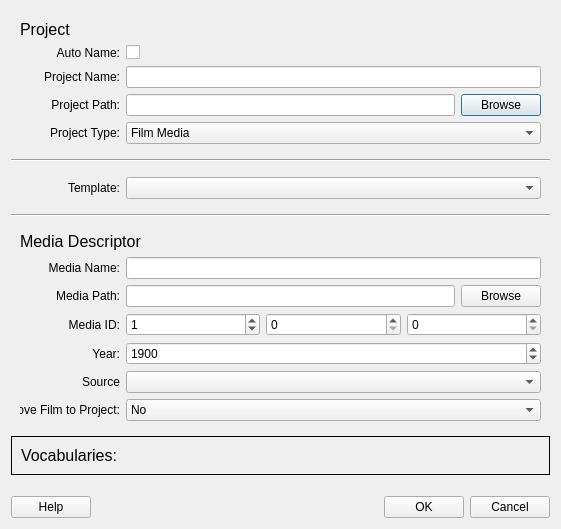
First picture: the form in qt_ui/DialogNewProject.ui, repository FilmColors/VIAN, before the edit.
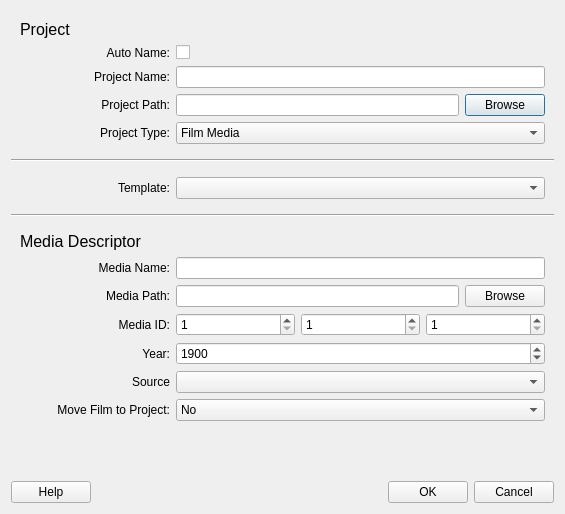
Second picture: the form after the edit.

Commit message: Fixed VIAN Templates and Project Dialog

The edit to the form file:
```diff
--- a/qt_ui/DialogNewProject.ui
+++ b/qt_ui/DialogNewProject.ui
@@ -6,8 +6,8 @@
    <rect>
     <x>0</x>
     <y>0</y>
-    <width>561</width>
-    <height>529</height>
+    <width>565</width>
+    <height>514</height>
    </rect>
   </property>
   <property name="sizePolicy">
@@ -44,10 +44,16 @@
            <widget class="QLabel" name="label_7">
             <property name="minimumSize">
              <size>
-              <width>100</width>
+              <width>150</width>
               <height>0</height>
              </size>
             </property>
+            <property name="maximumSize">
+             <size>
+              <width>300</width>
+              <height>16777215</height>
+             </size>
+            </property>
             <property name="text">
              <string>Auto Name:</string>
             </property>
@@ -77,10 +83,16 @@
            <widget class="QLabel" name="projectNameLabel">
             <property name="minimumSize">
              <size>
-              <width>100</width>
+              <width>150</width>
               <height>0</height>
              </size>
             </property>
+            <property name="maximumSize">
+             <size>
+              <width>300</width>
+              <height>16777215</height>
+             </size>
+            </property>
             <property name="text">
              <string>Project Name:</string>
             </property>
@@ -100,10 +112,16 @@
            <widget class="QLabel" name="projectPathLabel">
             <property name="minimumSize">
              <size>
-              <width>100</width>
+              <width>150</width>
               <height>0</height>
              </size>
             </property>
+            <property name="maximumSize">
+             <size>
+              <width>300</width>
+              <height>16777215</height>
+             </size>
+            </property>
             <property name="text">
              <string>Project Path:</string>
             </property>
@@ -136,10 +154,16 @@
             </property>
             <property name="minimumSize">
              <size>
-              <width>100</width>
+              <width>150</width>
               <height>0</height>
              </size>
             </property>
+            <property name="maximumSize">
+             <size>
+              <width>300</width>
+              <height>16777215</height>
+             </size>
+            </property>
             <property name="text">
              <string>Project Type:</string>
             </property>
@@ -150,6 +174,12 @@
           </item>
           <item>
            <widget class="QComboBox" name="comboBox_ProjectType">
+            <property name="sizePolicy">
+             <sizepolicy hsizetype="MinimumExpanding" vsizetype="Fixed">
+              <horstretch>0</horstretch>
+              <verstretch>0</verstretch>
+             </sizepolicy>
+            </property>
             <item>
              <property name="text">
               <string>Film Media</string>
@@ -193,10 +223,16 @@
            <widget class="QLabel" name="templateLabel">
             <property name="minimumSize">
              <size>
-              <width>100</width>
+              <width>150</width>
               <height>0</height>
              </size>
             </property>
+            <property name="maximumSize">
+             <size>
+              <width>300</width>
+              <height>16777215</height>
+             </size>
+            </property>
             <property name="text">
              <string>Template:</string>
             </property>
@@ -265,10 +301,16 @@
             </property>
             <property name="minimumSize">
              <size>
-              <width>100</width>
+              <width>150</width>
               <height>0</height>
              </size>
             </property>
+            <property name="maximumSize">
+             <size>
+              <width>300</width>
+              <height>16777215</height>
+             </size>
+            </property>
             <property name="text">
              <string>Media Name:</string>
             </property>
@@ -294,10 +336,16 @@
             </property>
             <property name="minimumSize">
              <size>
-              <width>100</width>
+              <width>150</width>
               <height>0</height>
              </size>
             </property>
+            <property name="maximumSize">
+             <size>
+              <width>300</width>
+              <height>16777215</height>
+             </size>
+            </property>
             <property name="text">
              <string>Media Path:</string>
             </property>
@@ -330,10 +378,16 @@
             </property>
             <property name="minimumSize">
              <size>
-              <width>100</width>
+              <width>150</width>
               <height>0</height>
              </size>
             </property>
+            <property name="maximumSize">
+             <size>
+              <width>300</width>
+              <height>16777215</height>
+             </size>
+            </property>
             <property name="text">
              <string>Media ID:</string>
             </property>
@@ -344,6 +398,18 @@
           </item>
           <item>
            <widget class="QSpinBox" name="spinBox_ID_0">
+            <property name="sizePolicy">
+             <sizepolicy hsizetype="MinimumExpanding" vsizetype="Fixed">
+              <horstretch>0</horstretch>
+              <verstretch>0</verstretch>
+             </sizepolicy>
+            </property>
+            <property name="toolTip">
+             <string>The Medium's ID</string>
+            </property>
+            <property name="minimum">
+             <number>1</number>
+            </property>
             <property name="maximum">
              <number>99999</number>
             </property>
@@ -354,6 +420,18 @@
           </item>
           <item>
            <widget class="QSpinBox" name="spinBox_ID_1">
+            <property name="sizePolicy">
+             <sizepolicy hsizetype="MinimumExpanding" vsizetype="Fixed">
+              <horstretch>0</horstretch>
+              <verstretch>0</verstretch>
+             </sizepolicy>
+            </property>
+            <property name="toolTip">
+             <string>The Manifestation of the Medium (i.e. Director's Cut, A/B Negativ)</string>
+            </property>
+            <property name="minimum">
+             <number>1</number>
+            </property>
             <property name="maximum">
              <number>99999</number>
             </property>
@@ -361,6 +439,18 @@
           </item>
           <item>
            <widget class="QSpinBox" name="spinBox_ID_2">
+            <property name="sizePolicy">
+             <sizepolicy hsizetype="MinimumExpanding" vsizetype="Fixed">
+              <horstretch>0</horstretch>
+              <verstretch>0</verstretch>
+             </sizepolicy>
+            </property>
+            <property name="toolTip">
+             <string>The Copy of the Media (i.e. DVD 1 of 2)</string>
+            </property>
+            <property name="minimum">
+             <number>1</number>
+            </property>
             <property name="maximum">
              <number>99999</number>
             </property>
@@ -380,10 +470,16 @@
             </property>
             <property name="minimumSize">
              <size>
-              <width>100</width>
+              <width>150</width>
               <height>0</height>
              </size>
             </property>
+            <property name="maximumSize">
+             <size>
+              <width>300</width>
+              <height>16777215</height>
+             </size>
+            </property>
             <property name="text">
              <string>Year:</string>
             </property>
@@ -394,6 +490,12 @@
           </item>
           <item>
            <widget class="QSpinBox" name="spinBox_Year">
+            <property name="sizePolicy">
+             <sizepolicy hsizetype="MinimumExpanding" vsizetype="Fixed">
+              <horstretch>0</horstretch>
+              <verstretch>0</verstretch>
+             </sizepolicy>
+            </property>
             <property name="maximum">
              <number>99999</number>
             </property>
@@ -416,10 +518,16 @@
             </property>
             <property name="minimumSize">
              <size>
-              <width>100</width>
+              <width>150</width>
               <height>0</height>
              </size>
             </property>
+            <property name="maximumSize">
+             <size>
+              <width>300</width>
+              <height>16777215</height>
+             </size>
+            </property>
             <property name="text">
              <string>Source</string>
             </property>
@@ -446,13 +554,13 @@
            <widget class="QLabel" name="label_10">
             <property name="minimumSize">
              <size>
-              <width>100</width>
+              <width>150</width>
               <height>0</height>
              </size>
             </property>
             <property name="maximumSize">
              <size>
-              <width>100</width>
+              <width>300</width>
               <height>16777215</height>
              </size>
             </property>
@@ -466,8 +574,14 @@
           </item>
           <item>
            <widget class="QComboBox" name="comboBox_Move">
+            <property name="sizePolicy">
+             <sizepolicy hsizetype="MinimumExpanding" vsizetype="Fixed">
+              <horstretch>0</horstretch>
+              <verstretch>0</verstretch>
+             </sizepolicy>
+            </property>
             <property name="currentText">
-             <string>Copy</string>
+             <string>No</string>
             </property>
             <item>
              <property name="text">
@@ -493,40 +607,6 @@
      </layout>
     </widget>
    </item>
-   <item>
-    <widget class="QFrame" name="frame_Vocabularies">
-     <property name="sizePolicy">
-      <sizepolicy hsizetype="Preferred" vsizetype="Minimum">
-       <horstretch>0</horstretch>
-       <verstretch>0</verstretch>
-      </sizepolicy>
-     </property>
-     <property name="frameShape">
-      <enum>QFrame::Panel</enum>
-     </property>
-     <property name="frameShadow">
-      <enum>QFrame::Plain</enum>
-     </property>
-     <layout class="QHBoxLayout" name="horizontalLayout_12">
-      <item>
-       <widget class="QLabel" name="label_8">
-        <property name="sizePolicy">
-         <sizepolicy hsizetype="Preferred" vsizetype="Preferred">
-          <horstretch>0</horstretch>
-          <verstretch>0</verstretch>
-         </sizepolicy>
-        </property>
-        <property name="text">
-         <string>&lt;html&gt;&lt;head/&gt;&lt;body&gt;&lt;p&gt;&lt;span style=&quot; font-size:12pt;&quot;&gt;Vocabularies:&lt;/span&gt;&lt;/p&gt;&lt;/body&gt;&lt;/html&gt;</string>
-        </property>
-        <property name="alignment">
-         <set>Qt::AlignLeading|Qt::AlignLeft|Qt::AlignTop</set>
-        </property>
-       </widget>
-      </item>
-     </layout>
-    </widget>
-   </item>
    <item>
     <spacer name="verticalSpacer">
      <property name="orientation">
```
The commit also changes 14 other files.
